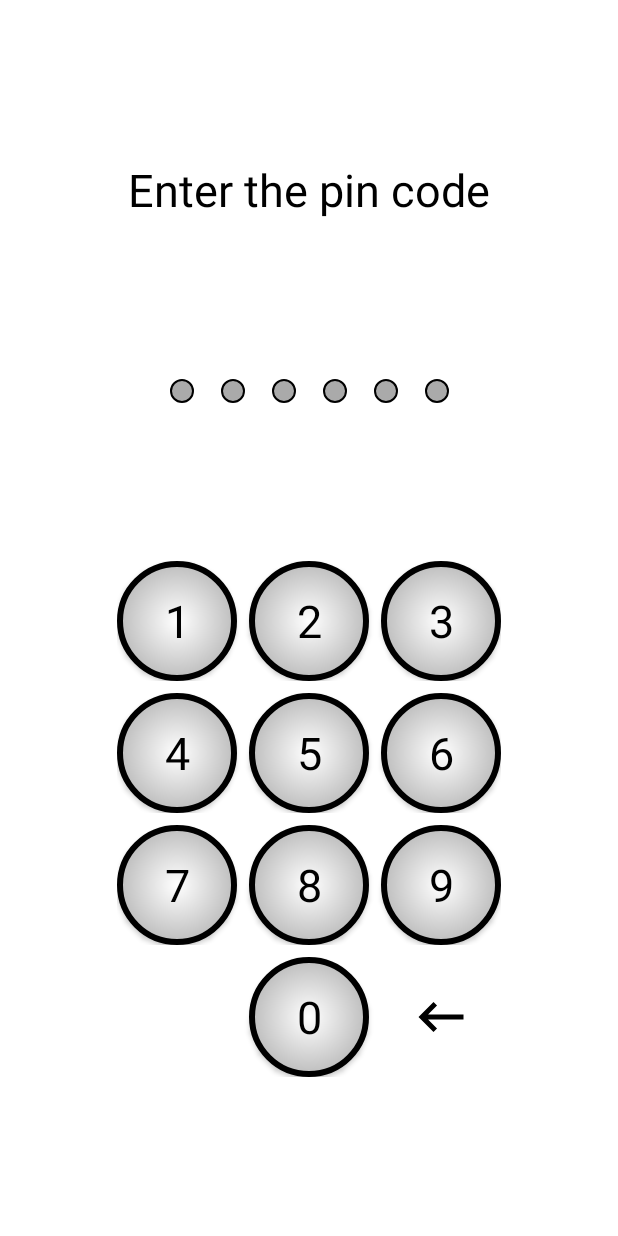
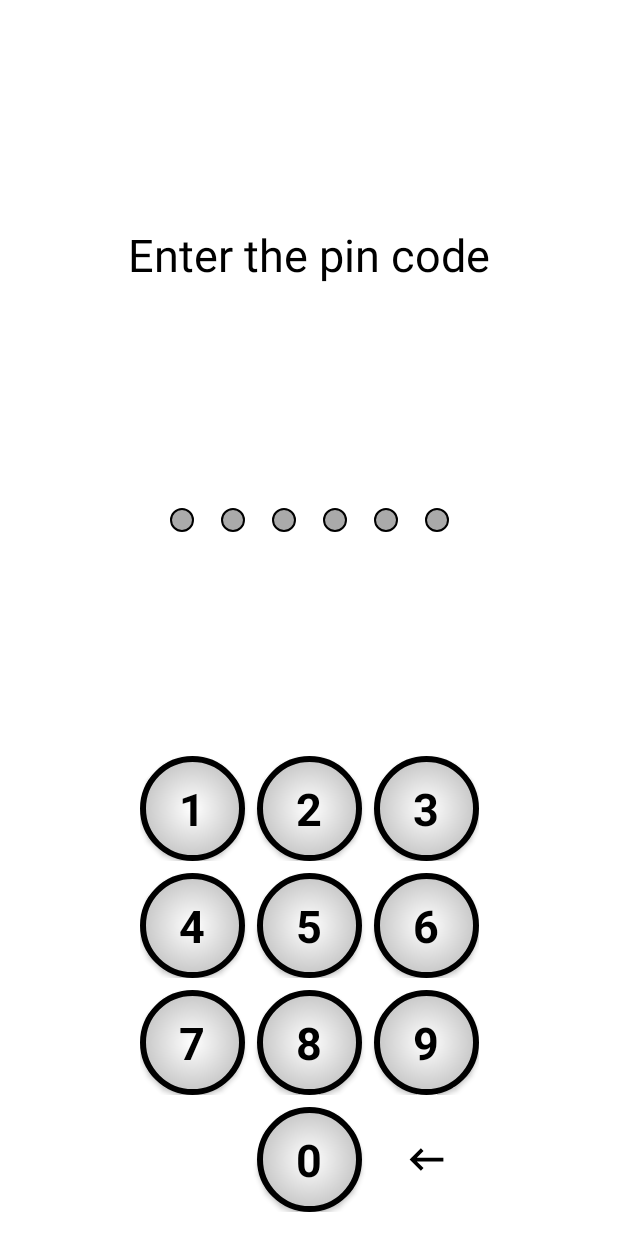
Before and after one commit to ncliff-git/passet-android, an Android app: the layout fragment_pin_code.xml on its own in the app's theme, with its tools: preview values and no code run, on a phone screen of 412 x 824 dp. Run offline under Robolectric (Android 15) with nearby library versions, the phone set to English and light mode, and no system bars; Roboto replaces fonts that are not available here.

Commit message:
Improved fragment_pin_code.xml design

```diff
--- a/app/src/main/res/drawable/numpad_oval_shape.xml
+++ b/app/src/main/res/drawable/numpad_oval_shape.xml
@@ -4,10 +4,10 @@
     android:shape="oval">
     <stroke
         android:width="@dimen/stroke_width"
-        android:color="@color/black"/>
+        android:color="@color/black" />
     <gradient
         android:type="radial"
         android:gradientRadius="50dp"
         android:endColor="@android:color/darker_gray"
-        android:startColor="@color/white"/>
+        android:startColor="@color/white" />
 </shape>
--- a/app/src/main/res/layout/fragment_pin_code.xml
+++ b/app/src/main/res/layout/fragment_pin_code.xml
@@ -72,10 +72,10 @@
         android:id="@+id/numpad_linearLayout"
         android:layout_width="wrap_content"
         android:layout_height="wrap_content"
+        android:layout_marginBottom="16dp"
         android:gravity="center"
         android:orientation="vertical"
         android:weightSum="4"
-        app:layout_constraintTop_toBottomOf="@id/pin_code_dots_linearLayout"
         app:layout_constraintBottom_toBottomOf="parent"
         app:layout_constraintEnd_toEndOf="parent"
         app:layout_constraintStart_toStartOf="parent">
@@ -222,10 +222,10 @@
                 android:id="@+id/backspace"
                 android:layout_width="@dimen/numpad_button_size"
                 android:layout_height="@dimen/numpad_button_size"
-                android:padding="20dp"
                 android:background="?attr/actionBarItemBackground"
                 android:clickable="true"
                 android:focusable="true"
+                android:padding="20dp"
                 app:srcCompat="@drawable/ic_backspace"
                 app:tint="@color/black" />
 
--- a/app/src/main/res/values/dimen.xml
+++ b/app/src/main/res/values/dimen.xml
@@ -2,7 +2,7 @@
 <resources>
     <dimen name="stroke_width">4dp</dimen>
     <dimen name="numpad_margin">8dp</dimen>
-    <dimen name="numpad_button_size">80dp</dimen>
+    <dimen name="numpad_button_size">70dp</dimen>
     <dimen name="pin_code_dot_size">16dp</dimen>
     <dimen name="pin_code_dot_margin">18dp</dimen>
 </resources>
--- a/app/src/main/res/values/styles.xml
+++ b/app/src/main/res/values/styles.xml
@@ -4,6 +4,7 @@
         <item name="android:textSize">30sp</item>
         <item name="android:textColor">@color/black</item>
         <item name="fontFamily">@font/montserrat_alternates</item>
+        <item name="android:textStyle">bold</item>
         <item name="android:background">@drawable/numpad_button</item>
     </style>
 </resources>
```
Also changed, not shown: app/src/main/java/com/github/ncliff/passet/presentation/fragments/PinCodeFragment.kt (+6 -13 lines).
